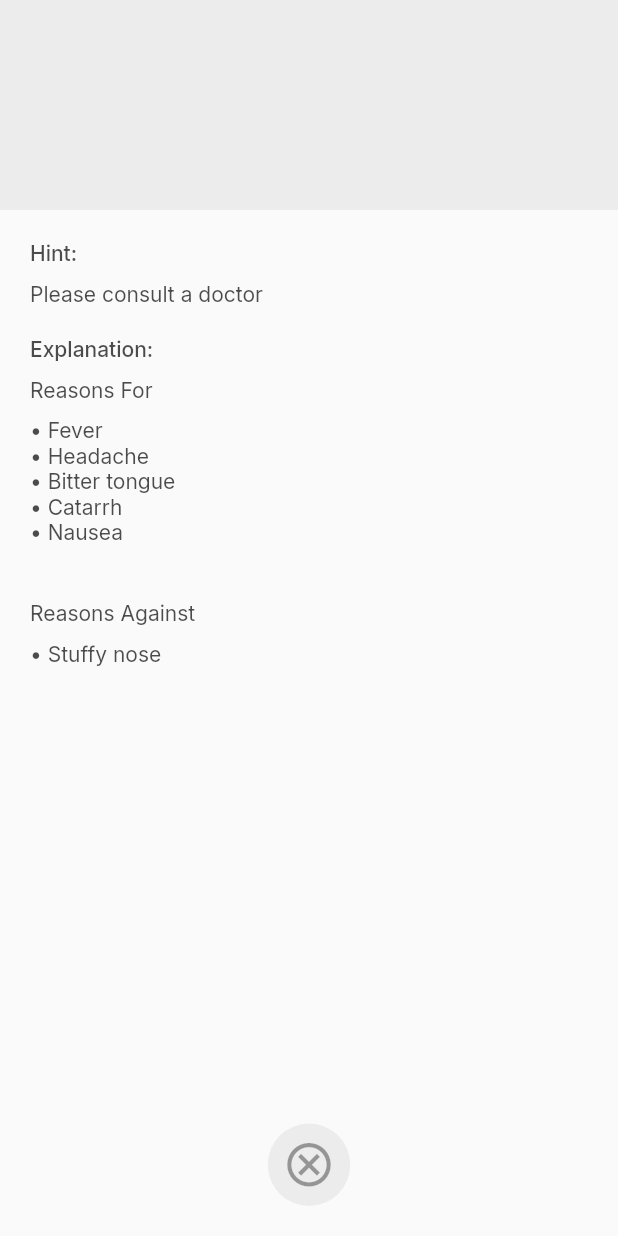
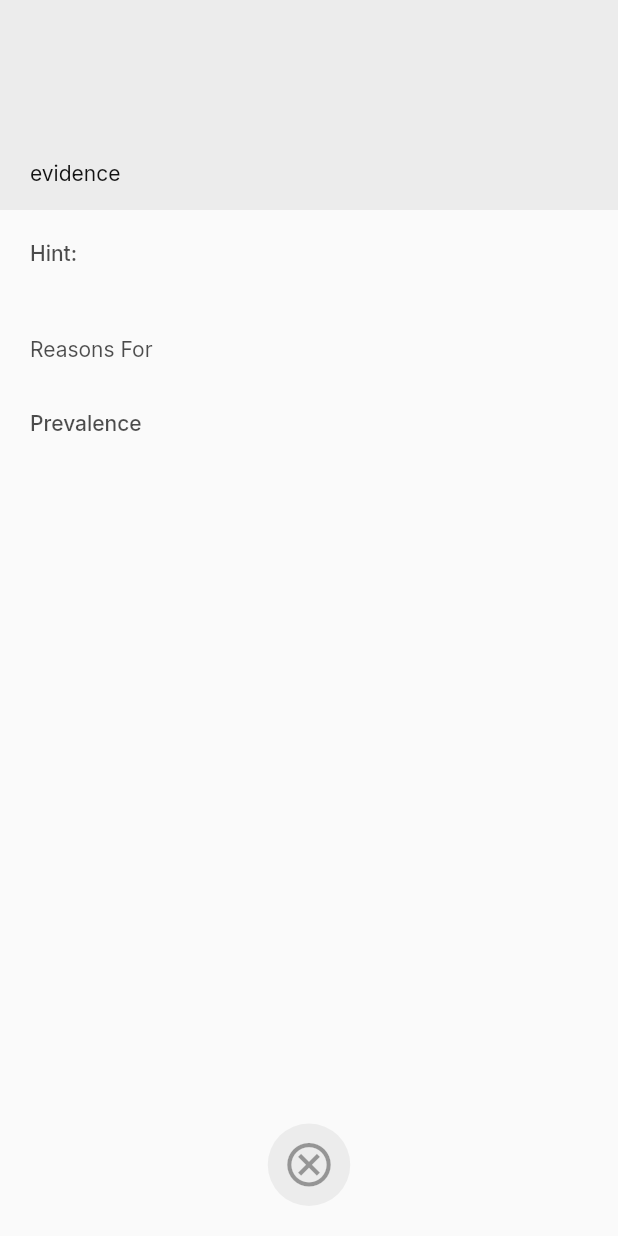
Before and after one commit to ekpess2510/Oxigin, a Flutter app: the ModalSheet widget shown alone on an empty page, opened directly with empty values, on a phone screen of 412 x 824 dp. Run offline on Flutter 3.47's test engine with Material 2 defaults, Android fonts, the phone set to English and light mode, and no system bars; our stand-ins replace cloud_firestore, firebase_auth, firebase_core, flutter_riverpod, flutter_svg, google_fonts and 6 more; accounts and stored records are empty; network calls fail; project files that could hold a hidden picture were left out.

Commit message:
assesment screen and show each result

```diff
--- /dev/null
+++ b/lib/Model/condition_model.dart
@@ -0,0 +1,89 @@
+class Condition {
+  Condition({
+    required this.id,
+    required this.name,
+    required this.commonName,
+    required this.sexFilter,
+    required this.categories,
+    required this.prevalence,
+    required this.acuteness,
+    required this.severity,
+    required this.extras,
+    required this.triageLevel,
+    required this.recommendedChannel,
+  });
+
+  final String id;
+  final String name;
+  final String commonName;
+  final String sexFilter;
+  final List<String> categories;
+  final String prevalence;
+  final String acuteness;
+  final String severity;
+  final Extras? extras;
+  final String triageLevel;
+  final String recommendedChannel;
+
+  factory Condition.fromJson(Map<String, dynamic> json){
+    return Condition(
+      id: json["id"] ?? "",
+      name: json["name"] ?? "",
+      commonName: json["common_name"] ?? "",
+      sexFilter: json["sex_filter"] ?? "",
+      categories: json["categories"] == null ? [] : List<String>.from(json["categories"]!.map((x) => x)),
+      prevalence: json["prevalence"] ?? "",
+      acuteness: json["acuteness"] ?? "",
+      severity: json["severity"] ?? "",
+      extras: json["extras"] == null ? null : Extras.fromJson(json["extras"]),
+      triageLevel: json["triage_level"] ?? "",
+      recommendedChannel: json["recommended_channel"] ?? "",
+    );
+  }
+
+  @override
+  String toString(){
+    return '$id, $name, $commonName, $sexFilter, $categories, $prevalence, $acuteness, $severity, $extras, $triageLevel, $recommendedChannel';
+  }
+
+  Map<String, dynamic> toJson() => {
+    "id": id,
+    "name": name,
+    "common_name": commonName,
+    "sex_filter": sexFilter,
+    "categories": List<String>.from(categories.map((x) => x)),
+    "prevalence": prevalence,
+    "acuteness": acuteness,
+    "severity": severity,
+    "extras": extras?.toJson(),
+    "triage_level": triageLevel,
+    "recommended_channel": recommendedChannel,
+  };
+}
+
+class Extras {
+  Extras({
+    required this.icd10Code,
+    required this.hint,
+  });
+
+  final String icd10Code;
+  final String hint;
+
+  factory Extras.fromJson(Map<String, dynamic> json){
+    return Extras(
+      icd10Code: json["icd10_code"] ?? "",
+      hint: json["hint"] ?? "Please consult a doctor",
+    );
+  }
+
+  @override
+  String toString(){
+    return '$icd10Code, $hint';
+  }
+
+  Map<String, dynamic> toJson() => {
+    "icd10_code": icd10Code,
+    "hint": hint,
+  };
+}
--- a/lib/Screens/Assesment/widgets/modal_sheet.dart
+++ b/lib/Screens/Assesment/widgets/modal_sheet.dart
@@ -2,15 +2,16 @@ import 'package:flutter/material.dart';
 import 'package:google_fonts/google_fonts.dart';
 import 'package:modal_bottom_sheet/modal_bottom_sheet.dart';
 
+import '../../../Model/condition_model.dart';
+
 class ModalSheet extends StatelessWidget {
-  final String title;
-  final String percentage;
-  final String reason;
+  // final String title;
+  // final String percentage;
+  // final String reason;
+  final Condition condition;
   const ModalSheet(
       {Key? key,
-      required this.title,
-      required this.percentage,
-      required this.reason})
+      required this.condition})
       : super(key: key);
 
   @override
@@ -28,13 +29,13 @@ class ModalSheet extends StatelessWidget {
                 alignment: Alignment.bottomLeft,
                 color: const Color.fromRGBO(18, 18, 18, 0.06),
                 child: ListTile(
-                  title: Text(title,
+                  title: Text(condition.name,
                       style: GoogleFonts.inter(
                         fontSize: 20,
                         fontWeight: FontWeight.w600,
                         color: const Color.fromRGBO(0, 0, 0, 1),
                       )),
-                  subtitle: Text(percentage,
+                  subtitle: Text('${condition.prevalence} evidence',
                       style: GoogleFonts.inter(
                         fontSize: 14,
                         fontWeight: FontWeight.w400,
@@ -59,7 +60,7 @@ class ModalSheet extends StatelessWidget {
               ),
               Padding(
                 padding: const EdgeInsets.only(left: 20.0),
-                child: Text('Please consult a doctor',
+                child: Text(condition.extras!.hint,
                     style: GoogleFonts.inter(
                       fontSize: 14,
                       fontWeight: FontWeight.w400,
@@ -71,19 +72,19 @@ class ModalSheet extends StatelessWidget {
               ),
               Padding(
                 padding: const EdgeInsets.only(left: 20.0),
-                child: Text('Explanation:',
+                child: Text('Reasons For',
                     style: GoogleFonts.inter(
                       fontSize: 14,
-                      fontWeight: FontWeight.w500,
+                      fontWeight: FontWeight.w400,
                       color: const Color.fromRGBO(0, 0, 0, 0.7),
                     )),
               ),
               const SizedBox(
-                height: 10,
+                height: 5,
               ),
               Padding(
                 padding: const EdgeInsets.only(left: 20.0),
-                child: Text('Reasons For',
+                child: Text(condition.acuteness,
                     style: GoogleFonts.inter(
                       fontSize: 14,
                       fontWeight: FontWeight.w400,
@@ -95,36 +96,19 @@ class ModalSheet extends StatelessWidget {
               ),
               Padding(
                 padding: const EdgeInsets.only(left: 20.0),
-                child: Text(
-                    '\u2022 Fever\n'
-                    '\u2022 Headache\n'
-                    '\u2022 Bitter tongue\n'
-                    '\u2022 Catarrh\n'
-                    '\u2022 Nausea\n',
+                child: Text('Prevalence',
                     style: GoogleFonts.inter(
                       fontSize: 14,
-                      fontWeight: FontWeight.w400,
+                      fontWeight: FontWeight.w500,
                       color: const Color.fromRGBO(0, 0, 0, 0.7),
                     )),
               ),
               const SizedBox(
-                height: 20,
+                height: 5,
               ),
               Padding(
                 padding: const EdgeInsets.only(left: 20.0),
-                child: Text('Reasons Against',
-                    style: GoogleFonts.inter(
-                      fontSize: 14,
-                      fontWeight: FontWeight.w400,
-                      color: const Color.fromRGBO(0, 0, 0, 0.7),
-                    )),
-              ),
-              const SizedBox(
-                height: 10,
-              ),
-              Padding(
-                padding: const EdgeInsets.only(left: 20.0),
-                child: Text('\u2022 Stuffy nose',
+                child: Text(condition.prevalence,
                     style: GoogleFonts.inter(
                       fontSize: 14,
                       fontWeight: FontWeight.w400,
```
Also changed, not shown: lib/Screens/Assesment/assesment_result.dart (+37 -18 lines), lib/Service/api_service.dart (+27 -0 lines).
